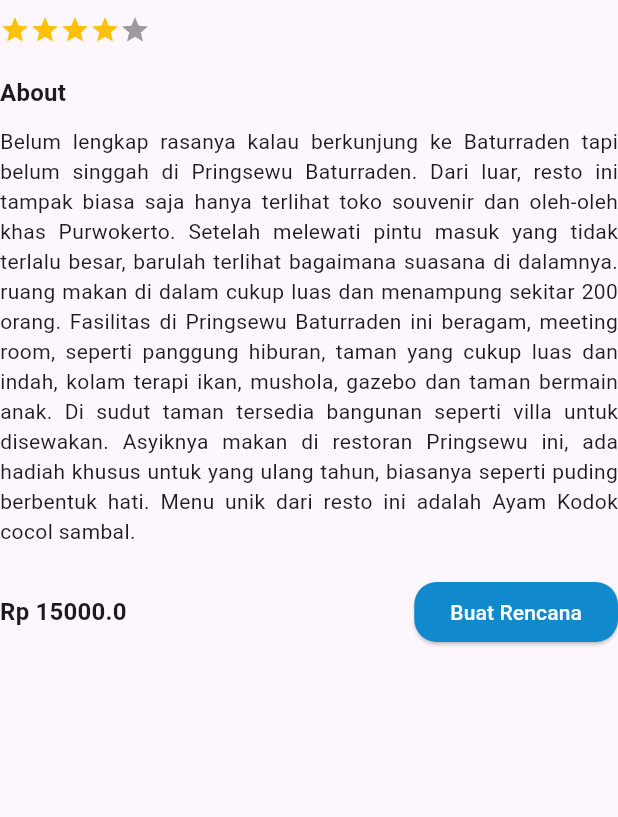
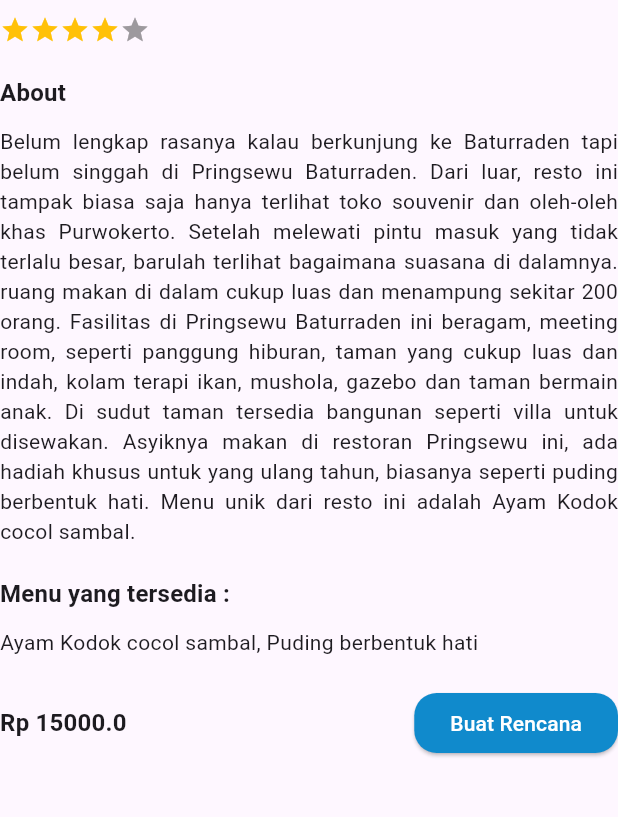
Before and after one commit to FallenTeen/MaxTrip, a Flutter app: the _RestaurantInformation widget shown alone on an empty page, opened directly with sample values from the repository, on a phone screen of 412 x 824 dp, the part 42-859 px from its top. Run offline on Flutter 3.47's test engine with Material 3 defaults, Android fonts, the phone set to English and light mode, and no system bars; drawn by our look-alikes of flutter_rating_bar; our stand-ins replace firebase_auth, firebase_core, google_sign_in; accounts and stored records are empty; network calls fail.

Commit message:
ubah restoran_details_screen_name

```diff
--- a/lib/models/restoran_model.dart
+++ b/lib/models/restoran_model.dart
@@ -3,16 +3,18 @@
   final String name;
   final String description;
   final String imageUrl;
+  final double rating;
   final double price;
-  final double rating;
+  final String menu;
 
   const Restaurant({
     required this.id,
     required this.name,
     required this.description,
     required this.imageUrl,
+    required this.rating,
     required this.price,
-    required this.rating,
+    required this.menu,
   });
 
   static const List<Restaurant> restaurants = [
@@ -23,8 +25,9 @@
           'Belum lengkap rasanya kalau berkunjung ke Baturraden tapi belum singgah di Pringsewu Baturraden. Dari luar, resto ini tampak biasa saja hanya terlihat toko souvenir dan oleh-oleh khas Purwokerto. Setelah melewati pintu masuk yang tidak terlalu besar, barulah terlihat bagaimana suasana di dalamnya. ruang makan di dalam cukup luas dan menampung sekitar 200 orang. Fasilitas di Pringsewu Baturraden ini beragam, meeting room, seperti panggung hiburan, taman yang cukup luas dan indah, kolam terapi ikan, mushola, gazebo dan taman bermain anak. Di sudut taman tersedia bangunan seperti villa untuk disewakan. Asyiknya makan di restoran Pringsewu ini, ada hadiah khusus untuk yang ulang tahun, biasanya seperti puding berbentuk hati. Menu unik dari resto ini adalah Ayam Kodok cocol sambal.',
       imageUrl:
           'https://www.kemutuglor-baturraden.desa.id/wp-content/uploads/Lokasi-Kawasan-Hutan-Lindung-Kebun-Raya-Baturraden-kabupaten-Banyumas.webp',
+      rating: 4.0,
       price: 15000,
-      rating: 4.0,
+      menu: 'Ayam Kodok cocol sambal, Puding berbentuk hati',
     ),
     Restaurant(
       id: '2',
@@ -33,8 +36,9 @@
           'Hutan Pinus Limpakuwus tidak seperti hutan lainnya yang mungkin sering terasa menyeramkan.',
       imageUrl:
           'https://dolanbanyumas.banyumaskab.go.id/assets/gambar_objek/hutan-pinus-limpakuwus.jpg',
+      rating: 4.0,
       price: 15000,
-      rating: 4.0,
+      menu: 'Soto Sokaraja',
     ),
     Restaurant(
       id: '3',
@@ -43,8 +47,9 @@
           'The Village Purwokerto adalah taman yang indah untuk dikunjungi bersama keluarga.',
       imageUrl:
           'https://dolanbanyumas.banyumaskab.go.id/assets/gambar_objek/.jpeg',
+      rating: 4.0,
       price: 10000,
-      rating: 4.0,
+      menu: 'Menu 1, Menu 2',
     ),
     Restaurant(
       id: '4',
@@ -53,8 +58,9 @@
           'Taman Panemon adalah kolam renang yang memberikan konsep pantai, semakin ke tepi kedalamannya semakin dangkal. Selain itu di tengah-tengah terdapat pulau kecil tempat dari pohon kelapa berdiri. Kolam renang berwarna putih di tepian dan warna biru di dasar kolam.',
       imageUrl:
           'https://dolanbanyumas.banyumaskab.go.id/assets/gambar_objek/taman-panemon.jpg',
+      rating: 4.0,
       price: 15000,
-      rating: 4.0,
+      menu: 'Menu 1, Menu 2',
     ),
     Restaurant(
       id: '5',
@@ -63,8 +69,9 @@
           'Taman Botani menyajikan bermacam jenis tanaman hias bunga anggrek yang menjadi sarana edukasi mengenal tanaman hias dengan berbagai keunikannya.',
       imageUrl:
           'https://cf.bstatic.com/xdata/images/hotel/max1024x768/468355905.jpg?k=c81fa83a7fec367987d5850e5ba40021d2a724f1ab8539587ce462c169579b45&o=&hp=1',
+      rating: 4.0,
       price: 7000,
-      rating: 4.0,
+      menu: 'Menu 1, Menu 2',
     ),
     Restaurant(
       id: '6',
@@ -73,8 +80,9 @@
           'Siapa si yang ngga mau keliling dunia dan mengunjungi berbagai negara di luar sana? Hampir setiap orang setidaknya memiliki satu negara impian yang ingin dikunjungi. Akan tetapi, tidak membutuhkan biaya dan usaha yang sedikit untuk untuk mencapainya.',
       imageUrl:
           'https://dolanbanyumas.banyumaskab.go.id/assets/gambar_objek/new-small-word.jpg',
+      rating: 4.0,
       price: 15000,
-      rating: 4.0,
+      menu: 'Menu 1, Menu 2',
     ),
     Restaurant(
       id: '7',
@@ -83,8 +91,9 @@
           'Taman Botani menyajikan bermacam jenis tanaman hias bunga anggrek yang menjadi sarana edukasi mengenal tanaman hias dengan berbagai keunikannya.',
       imageUrl:
           'https://dolanbanyumas.banyumaskab.go.id/assets/gambar_objek/taman-botani.png',
+      rating: 4.0,
       price: 15000,
-      rating: 4.0,
+      menu: 'Menu 1, Menu 2',
     ),
     Restaurant(
       id: '8',
@@ -93,8 +102,9 @@
           'Lembu Benggolo merupakan tempat wisata yang memiliki daya tarik mini zoo, yaitu terdapat banyak hewan-hewan.',
       imageUrl:
           'https://dolanbanyumas.banyumaskab.go.id/assets/gambar_objek/lembu-benggolo-farm-resort.jpg',
+      rating: 4.0,
       price: 20000,
-      rating: 4.0,
+      menu: 'Menu 1, Menu 2',
     ),
     Restaurant(
       id: '9',
@@ -103,8 +113,9 @@
           'Salah satu tempat wisata yang menjadi idola dan wajib dikunjungi saat berada di Kabupaten Banyumas adalah Lokawisata Baturraden.',
       imageUrl:
           'https://dolanbanyumas.banyumaskab.go.id/assets/gambar_objek/lokawisata-baturraden.JPG',
+      rating: 4.0,
       price: 19000,
-      rating: 4.0,
+      menu: 'Menu 1, Menu 2',
     ),
   ];
 
--- a/lib/screens/restoran_details_screen.dart
+++ b/lib/screens/restoran_details_screen.dart
@@ -128,6 +128,17 @@
           style: Theme.of(context).textTheme.bodyMedium,
         ),
         const SizedBox(height: 20),
+        Text(
+          'Menu yang tersedia : ',
+          style: Theme.of(context).textTheme.titleMedium!.copyWith(fontWeight: FontWeight.bold),
+        ),
+        const SizedBox(height: 10),
+        Text(
+          restaurant.menu,
+          textAlign: TextAlign.justify,
+          style: Theme.of(context).textTheme.bodyMedium,
+        ),
+        const SizedBox(height: 20),
         Row(
           mainAxisAlignment: MainAxisAlignment.spaceBetween,
           children: [
```
